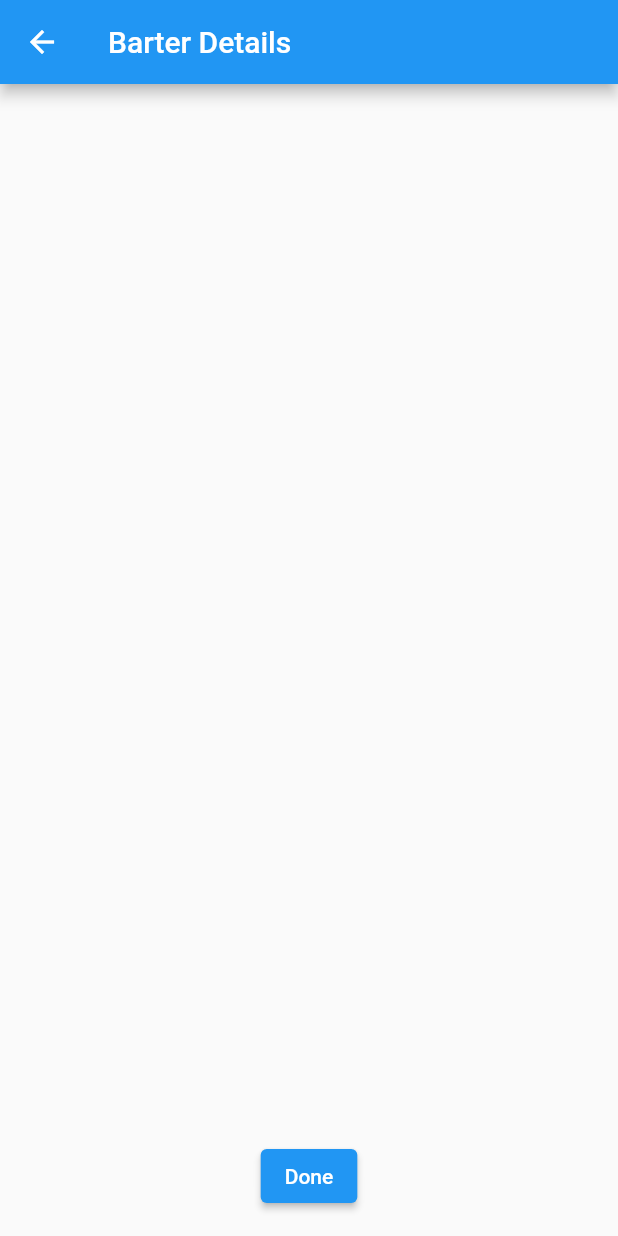
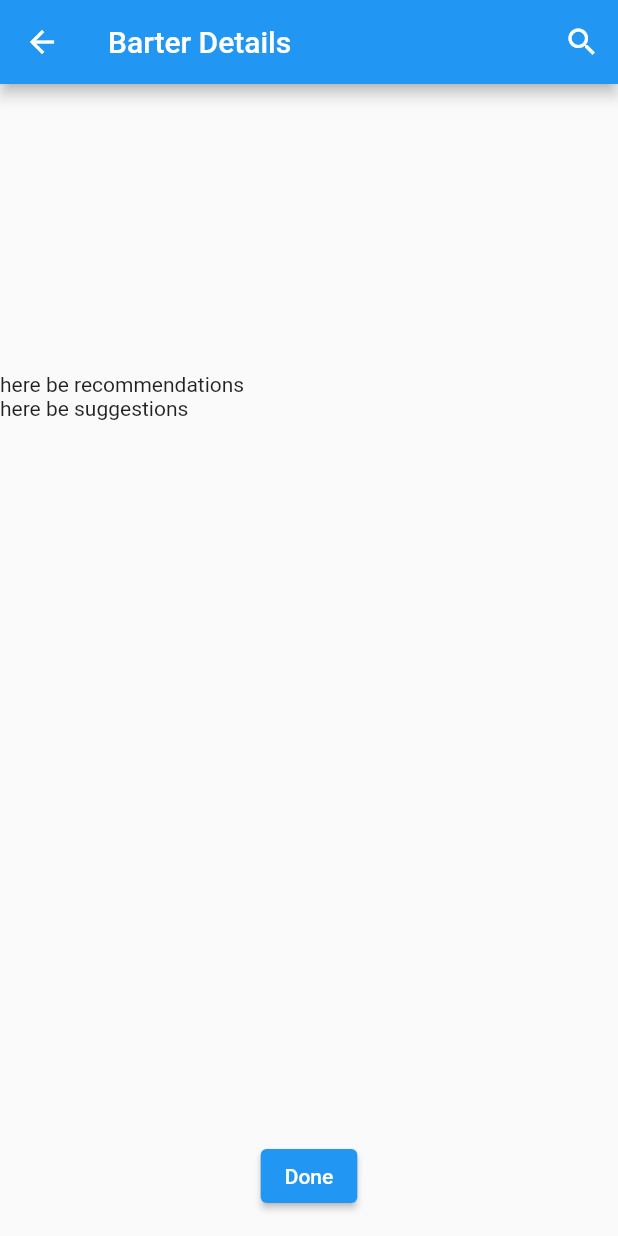
Before and after one commit to rumesh986/gift-it-again, a Flutter app: the BarterDetails screen opened directly, on a phone screen of 412 x 824 dp. Run offline on Flutter 3.47's test engine with Material 2 defaults, Android fonts, the phone set to English and light mode, and no system bars.

Commit message:
Added placeholders for barter page

```diff
--- a/lib/BarterDetails.dart
+++ b/lib/BarterDetails.dart
@@ -18,23 +18,79 @@ import 'package:flutter/material.dart';
 import 'Summary.dart';
 import 'DataStructures.dart';
 
-class BarterDetails extends StatelessWidget {
+class BarterDetails extends StatefulWidget {
 
   final Map current;
 
   BarterDetails({this.current});
 
   @override
+  _BarterDetailsState createState() => _BarterDetailsState();
+}
+
+class _BarterDetailsState extends State<BarterDetails> {
+
+  List<Widget> searchParams = [
+      Padding(
+        padding: const EdgeInsets.all(15.0),
+        child: TextField(
+          decoration: InputDecoration.collapsed(hintText: "Enter the Name"),
+        ),
+      ),
+      Padding(
+        padding: const EdgeInsets.all(15.0),
+        child: TextField(
+          decoration: InputDecoration.collapsed(hintText: "Enter the Category"),
+        ),
+      ),
+   ];
+
+  bool search = false;
+
+  @override
   Widget build(BuildContext context) {
     return Scaffold(
       appBar: AppBar(
         title: Text("Barter Details"),
+        actions: [
+          IconButton(
+            onPressed: (){
+              search = true;
+              print(search);
+              setState(() {});
+            },
+            icon:Icon(Icons.search),
+          ),
+        ],
       ),
-      body: Container(
-
+      body: Column(
+        children: [
+          Expanded(
+            flex: 1,
+            child: ListView.builder(itemBuilder: (context, index)
+              {
+                if(search && index < searchParams.length)
+                {
+                  return searchParams[index];
+                }
+                else
+                  return null;
+              }
+            ),
+          ),
+          Expanded(
+            flex:3,
+            child: ListView(
+              children: [
+                Text("here be recommendations"),
+                Text("here be suggestions"),
+              ],
+            ),
+          )
+        ],
       ),
       floatingActionButton: ElevatedButton(onPressed: (){
-              Navigator.push(context, MaterialPageRoute(builder: (context) => Summary(current: current)));
+              Navigator.push(context, MaterialPageRoute(builder: (context) => Summary(current: widget.current)));
             },
             child: Text("Done"),),
       floatingActionButtonLocation: FloatingActionButtonLocation.centerFloat,
--- a/lib/DataStructures.dart
+++ b/lib/DataStructures.dart
@@ -15,6 +15,7 @@
 //	along with gift-it-again.  If not, see <https://www.gnu.org/licenses/>.
 
 Listings myListings = Listings();
+Listings recommendations = Listings();
 
 class Suggestions
 {
@@ -65,4 +66,9 @@ class Listings
     data[(data.length - 1).toString()]["completed"] = true;
     //print(data);
   }
+
+  void getRecommendations(Map listing)
+  {
+
+  }
 }
```
